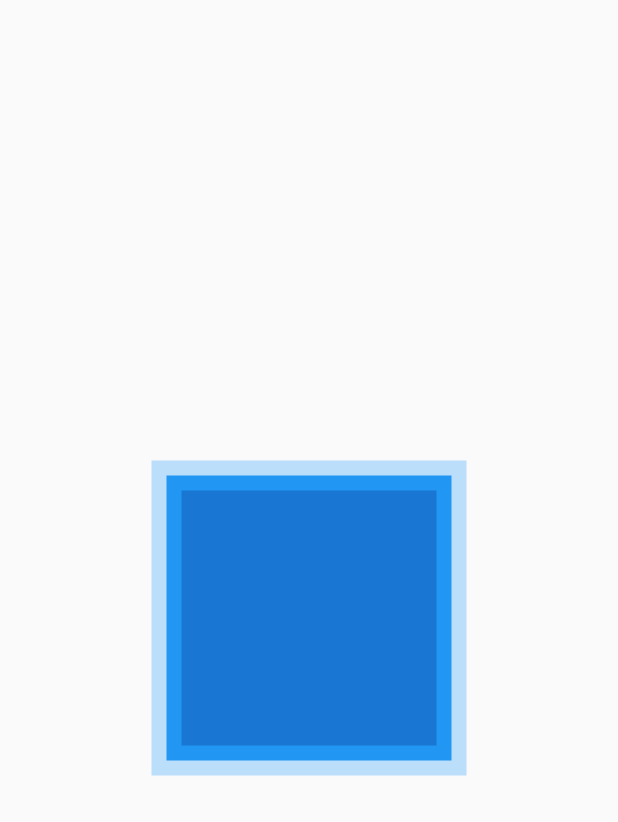
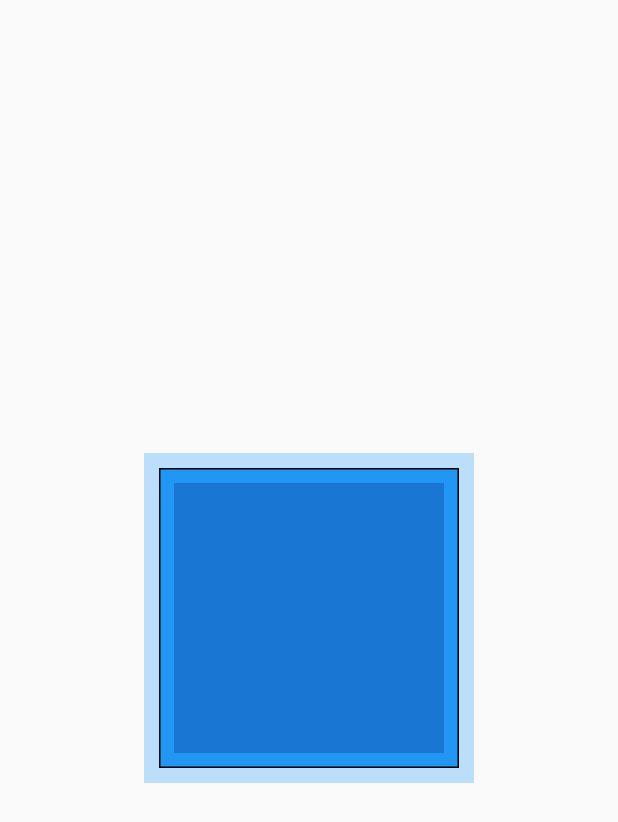
Before and after one commit to dylan-cm/stretchui, a Flutter app: the screen it shows after launch, on a phone screen of 412 x 824 dp. Shown: the top 822 px of the screen. Run offline on Flutter 3.47's test engine with Material 2 defaults, Android fonts, the phone set to English and light mode, and no system bars.

Commit message:
fixed padding/sizing issue, introduced boxframe

```diff
--- a/lib/main.dart
+++ b/lib/main.dart
@@ -46,25 +46,58 @@ class StretchyBox extends StatelessWidget{
 
   @override
   Widget build(BuildContext context) {
-    return Container(
+    return Stack(
+      alignment: AlignmentDirectional.center,
+      children: <Widget>[
+        Container(
           alignment: AlignmentDirectional.center,
           color: Theme.of(context).primaryColorLight,
           padding: EdgeInsets.all(extPadding),
-      width: width+extPadding,
-      height: height+extPadding,
+          width: width+extPadding*2,
+          height: height+extPadding*2,
             child: Container(
             alignment: AlignmentDirectional.center,
-        color: Theme.of(context).primaryColor,
+            // color: Theme.of(context).primaryColor,
             padding: EdgeInsets.all(intPadding),
             width: width,
             height: height,
+            decoration: BoxDecoration(
+              color: Theme.of(context).primaryColor,
+              // border: Border.all()
+            ),
             child: Container(
               alignment: AlignmentDirectional.center,
               color: Theme.of(context).primaryColorDark,
-          padding: EdgeInsets.all(intPadding),
-          width: width-intPadding,
-          height: height-intPadding,
+              //This is where a child would go instead
             )
+          )
+        ),
+        BoxFrame(
+          width: width,
+          height: height,
+        ),
+      ]
+    );
+  }
+}
+
+class BoxFrame extends StatelessWidget {
+  final double extPadding, intPadding, width, height;
+  //TODO: implement padding manipulation
+  BoxFrame({
+    this.extPadding:0,
+    this.intPadding:0,
+    this.width:100,
+    this.height:100
+  });
+
+  @override
+  Widget build(BuildContext context) {
+    return Container(
+      width: width,
+      height: height,
+      decoration: BoxDecoration(
+        border: Border.all(),
       ),
     );
   }
```
Lines whose indentation alone changed are shown as unchanged.
